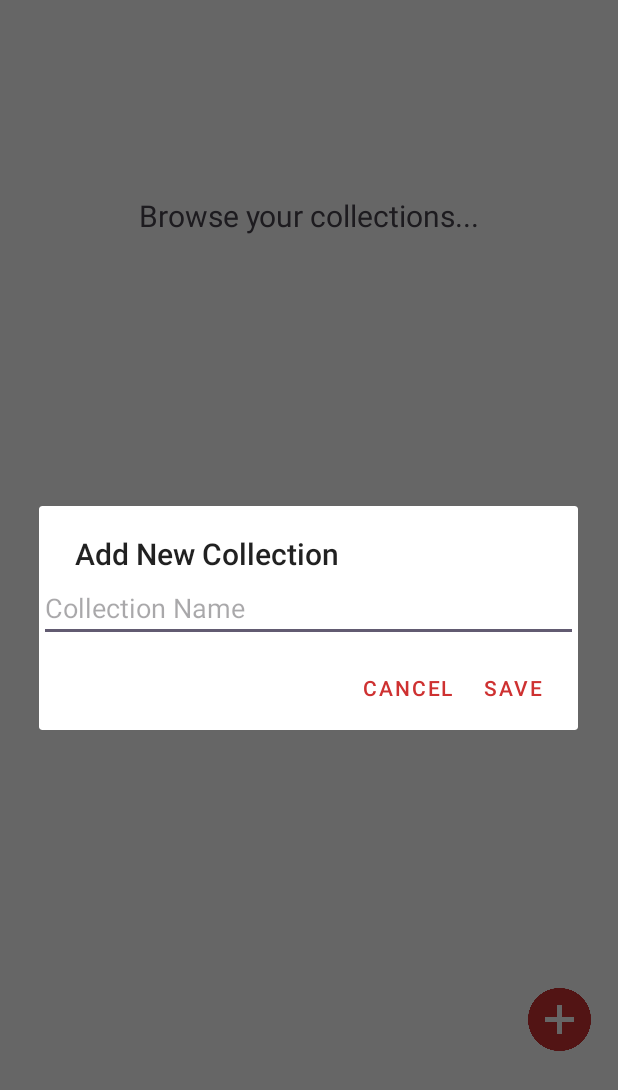
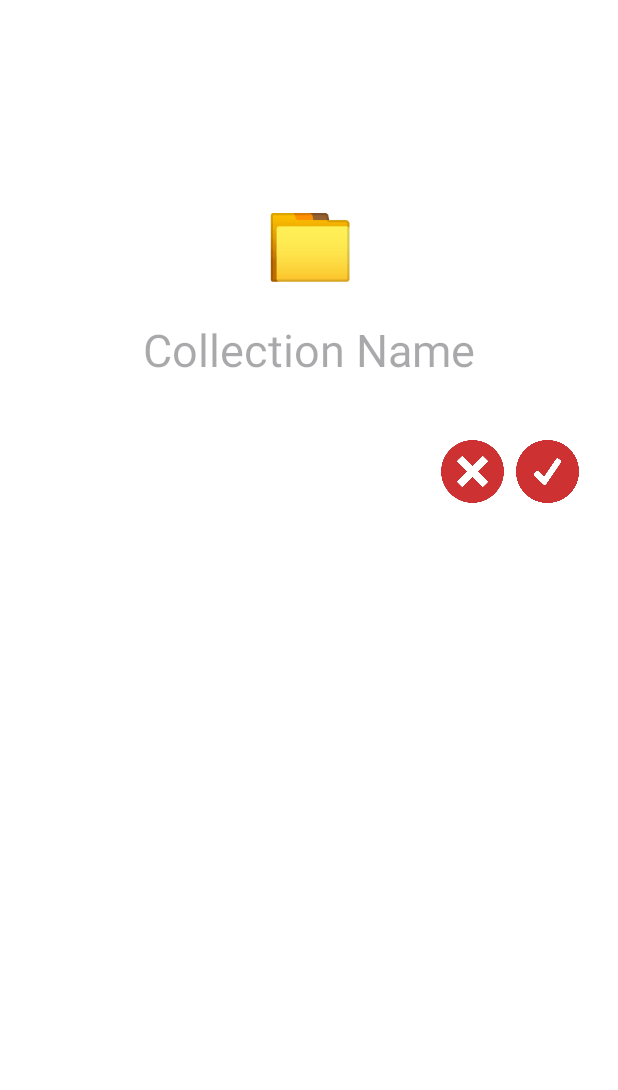
Before and after one commit to elghfz/pocketcloset, an Android app: the fragment CollectionsFragment shown on its own in the app's theme, after a tap on "Add Collection", on a phone screen of 412 x 824 dp. Shown: the top 1090 px of the screen. Run offline under Robolectric (Android 15) with nearby library versions, the phone set to English and light mode, and no system bars.

Commit message:
add new collection better ui

```diff
--- /dev/null
+++ b/app/src/main/java/com/fz/pocketcloset/AddCollectionFragment.java
@@ -0,0 +1,100 @@
+package com.fz.pocketcloset;
+
+import android.app.AlertDialog;
+import android.os.Bundle;
+import android.text.TextUtils;
+import android.view.LayoutInflater;
+import android.view.View;
+import android.view.ViewGroup;
+import android.widget.EditText;
+import android.widget.ImageButton;
+import android.widget.TextView;
+import android.widget.Toast;
+
+import androidx.annotation.NonNull;
+import androidx.annotation.Nullable;
+import androidx.fragment.app.Fragment;
+
+public class AddCollectionFragment extends Fragment {
+
+    private EditText collectionNameEditText;
+    private TextView collectionEmojiTextView;
+    private ImageButton saveButton, cancelButton;
+
+    public static AddCollectionFragment newInstance() {
+        return new AddCollectionFragment();
+    }
+
+    @Nullable
+    @Override
+    public View onCreateView(@NonNull LayoutInflater inflater, @Nullable ViewGroup container, @Nullable Bundle savedInstanceState) {
+        View view = inflater.inflate(R.layout.fragment_add_collection, container, false);
+
+        collectionNameEditText = view.findViewById(R.id.collectionNameEditText);
+        collectionEmojiTextView = view.findViewById(R.id.collectionEmojiTextView);
+        saveButton = view.findViewById(R.id.saveButton);
+        cancelButton = view.findViewById(R.id.cancelButton);
+
+        saveButton.setOnClickListener(v -> handleSaveClick());
+        cancelButton.setOnClickListener(v -> hideFragment());
+        collectionEmojiTextView.setOnClickListener(v -> updateEmoji());
+
+        return view;
+    }
+
+    private void handleSaveClick() {
+        String name = collectionNameEditText.getText().toString().trim();
+        String emoji = collectionEmojiTextView.getText().toString().trim();
+
+        if (TextUtils.isEmpty(name)) {
+            Toast.makeText(requireContext(), "Collection name cannot be empty.", Toast.LENGTH_SHORT).show();
+            return;
+        }
+
+        // Save collection to the database
+        new CollectionsManager(requireContext()).addCollection(name, emoji);
+
+        Toast.makeText(requireContext(), "Collection added!", Toast.LENGTH_SHORT).show();
+        hideFragment();
+
+        if (getActivity() instanceof MainActivity) {
+            ((MainActivity) getActivity()).refreshCollections();
+        }
+    }
+
+    private void hideFragment() {
+        requireActivity().findViewById(R.id.dynamic_fragment_container).setVisibility(View.GONE);
+        requireActivity().getSupportFragmentManager().popBackStack();
+    }
+
+    private void updateEmoji() {
+        AlertDialog.Builder builder = new AlertDialog.Builder(requireContext());
+        builder.setTitle("Pick an Emoji");
+
+        final EditText input = new EditText(requireContext());
+        input.setHint("Enter an emoji");
+        builder.setView(input);
+
+        builder.setPositiveButton("Save", (dialog, which) -> {
+            String emoji = input.getText().toString().trim();
+            if (isEmoji(emoji)) {
+                collectionEmojiTextView.setText(emoji);
+                Toast.makeText(requireContext(), "Emoji updated!", Toast.LENGTH_SHORT).show();
+            } else {
+                Toast.makeText(requireContext(), "Invalid emoji. Please enter a valid emoji.", Toast.LENGTH_SHORT).show();
+            }
+        });
+
+        builder.setNegativeButton("Cancel", (dialog, which) -> dialog.dismiss());
+        builder.show();
+    }
+
+
+    private boolean isEmoji(String input) {
+        if (input == null || input.isEmpty()) {
+            return false;
+        }
+        int codePoint = input.codePointAt(0);
+        return Character.isSupplementaryCodePoint(codePoint);
+    }
+}
--- a/app/src/main/java/com/fz/pocketcloset/CollectionsFragment.java
+++ b/app/src/main/java/com/fz/pocketcloset/CollectionsFragment.java
@@ -47,7 +47,7 @@ public class CollectionsFragment extends Fragment {
             addCollectionButton = view.findViewById(R.id.addCollectionButton);
             deleteButton = view.findViewById(R.id.deleteButton);
 
-            addCollectionButton.setOnClickListener(v -> showAddCollectionDialog());
+            addCollectionButton.setOnClickListener(v -> showAddCollectionFragment());
             deleteButton.setOnClickListener(v -> deleteSelectedCollections());
 
             updateButtonVisibility();
@@ -144,29 +144,23 @@ public class CollectionsFragment extends Fragment {
         }
     }
 
-    private void showAddCollectionDialog() {
-        AlertDialog.Builder builder = new AlertDialog.Builder(requireContext());
-        builder.setTitle("Add New Collection");
+    private void showAddCollectionFragment() {
+        AddCollectionFragment fragment = AddCollectionFragment.newInstance();
 
-        // Use an EditText for the input
-        final EditText input = new EditText(requireContext());
-        input.setHint("Collection Name");
-        builder.setView(input);
+        // Display the dynamic container
+        View container = requireActivity().findViewById(R.id.dynamic_fragment_container);
+        if (container != null) {
+            container.setVisibility(View.VISIBLE);
+        }
 
-        builder.setPositiveButton("Save", (dialog, which) -> {
-            String newName = input.getText().toString();
-            if (!newName.isEmpty()) {
-                new CollectionsManager(requireContext()).addCollection(newName);
-                loadCollections(); // Refresh list
-                Toast.makeText(requireContext(), "Collection added!", Toast.LENGTH_SHORT).show();
-            } else {
-                Toast.makeText(requireContext(), "Name cannot be empty.", Toast.LENGTH_SHORT).show();
-            }
-        });
+        // Replace the container with the fragment
+        requireActivity().getSupportFragmentManager()
+                .beginTransaction()
+                .replace(R.id.dynamic_fragment_container, fragment)
+                .addToBackStack(null)
+                .commit();
+    }
 
-        builder.setNegativeButton("Cancel", (dialog, which) -> dialog.dismiss());
-        builder.show();
-    }
 
 
     public void reloadData() {
--- /dev/null
+++ b/app/src/main/res/layout/fragment_add_collection.xml
@@ -0,0 +1,72 @@
+<LinearLayout xmlns:android="http://schemas.android.com/apk/res/android"
+    android:layout_width="match_parent"
+    android:layout_height="match_parent"
+    android:orientation="vertical"
+    android:padding="16dp">
+
+    <!-- Space at the top -->
+    <Space
+        android:layout_width="match_parent"
+        android:layout_height="100dp" />
+
+    <!-- Centered Title with Emoji and Name -->
+    <LinearLayout
+        android:layout_width="match_parent"
+        android:layout_height="wrap_content"
+        android:orientation="vertical"
+        android:gravity="center"
+        android:layout_marginBottom="36dp">
+    <!-- Emoji -->
+    <TextView
+        android:id="@+id/collectionEmojiTextView"
+        android:layout_width="wrap_content"
+        android:layout_height="wrap_content"
+        android:textSize="48sp"
+        android:gravity="center"
+        android:text="📁"
+        android:clickable="true"
+        android:focusable="true" />
+
+    <!-- Collection Name -->
+    <EditText
+        android:id="@+id/collectionNameEditText"
+        android:layout_width="match_parent"
+        android:layout_height="wrap_content"
+        android:hint="Collection Name"
+        android:background="@null"
+        android:layout_marginTop="18dp"
+        android:textSize="30sp"
+        android:gravity="center"
+        android:focusable="true"
+        android:focusableInTouchMode="true"
+        android:imeOptions="actionDone"
+        android:padding="4dp" />
+    </LinearLayout>
+
+    <!-- Save and Cancel Buttons -->
+    <LinearLayout
+        android:layout_width="match_parent"
+        android:layout_height="wrap_content"
+        android:orientation="horizontal"
+        android:gravity="end">
+
+        <ImageButton
+            android:id="@+id/cancelButton"
+            android:layout_width="42dp"
+            android:layout_height="42dp"
+            android:background="@drawable/circular_button"
+            android:src="@drawable/cancel_icon"
+            android:scaleType="centerInside"
+            android:layout_marginEnd="8dp"
+            android:contentDescription="Cancel" />
+
+        <ImageButton
+            android:id="@+id/saveButton"
+            android:layout_width="42dp"
+            android:layout_height="42dp"
+            android:background="@drawable/circular_button"
+            android:src="@drawable/save_icon"
+            android:scaleType="centerInside"
+            android:contentDescription="Save" />
+    </LinearLayout>
+</LinearLayout>
--- a/app/src/main/res/layout/fragment_collections.xml
+++ b/app/src/main/res/layout/fragment_collections.xml
@@ -5,6 +5,13 @@
     xmlns:app="http://schemas.android.com/apk/res-auto"
     android:orientation="vertical"
     android:padding="10dp">
+
+    <FrameLayout
+        android:id="@+id/dynamic_fragment_container"
+        android:layout_width="match_parent"
+        android:layout_height="match_parent"
+        android:visibility="gone" />
+
 
     <!-- Space at the top -->
     <Space
```
Also changed, not shown: app/src/main/java/com/fz/pocketcloset/CollectionsManager.java (+14 -0 lines), app/src/main/res/layout/dialog_create_collection.xml (deleted, +0 -15 lines).
